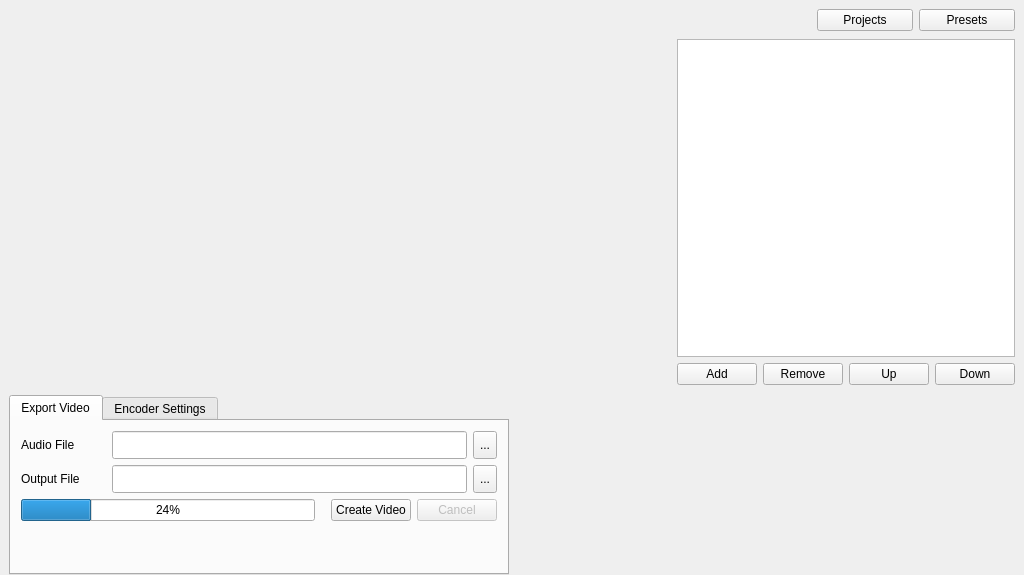
The window that src/gui/mainwindow.ui (djfun/audio-visualizer-python) describes before a commit, drawn with Qt 5.
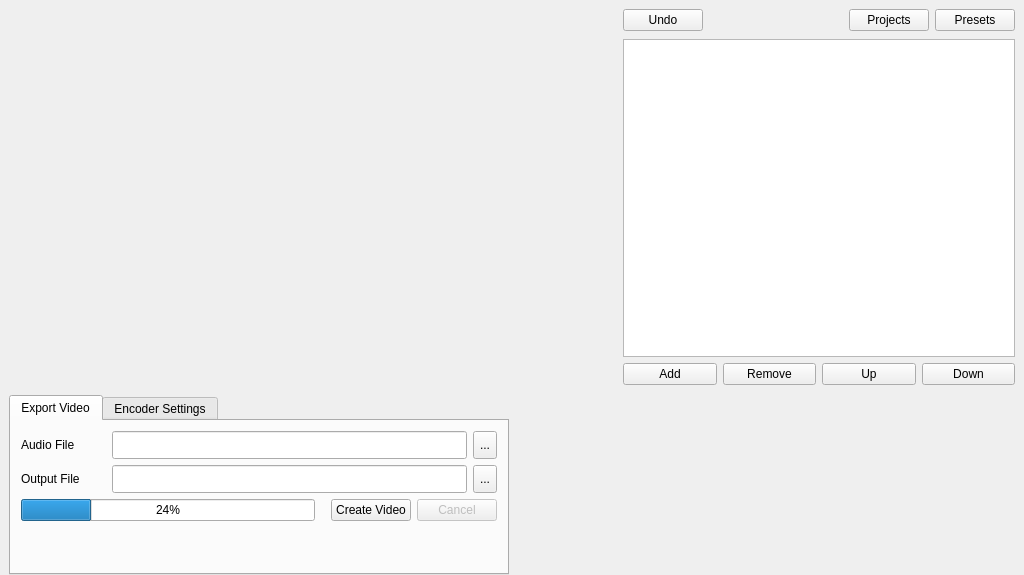
The same window after the commit.

Commit message:
added undo button to GUI
with icons that theoretically should look ok cross-platform

Diff of the .ui file:
```diff
--- a/src/gui/mainwindow.ui
+++ b/src/gui/mainwindow.ui
@@ -110,6 +110,13 @@
             <property name="sizeConstraint">
              <enum>QLayout::SetMinimumSize</enum>
             </property>
+            <item>
+             <widget class="QPushButton" name="pushButton_undo">
+              <property name="text">
+               <string>Undo</string>
+              </property>
+             </widget>
+            </item>
             <item>
              <spacer name="horizontalSpacer_6">
               <property name="orientation">
```
The commit also changes 3 other files.
